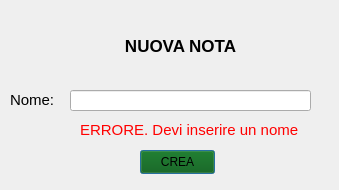
niccobarto/denote, file ui_files/NewNoteDialog.ui: the form before one commit.
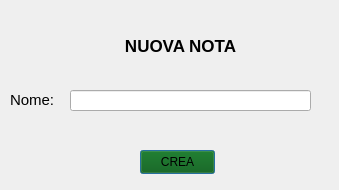
The form after the commit.

Commit message: Aggiunto il controllo che blocca la creazione di una nuova nota se il nome inserito è già utilizzato. Abbiamo utilizzato un segnale di conferma confirmCreation che trasmette il risultato (prodotto controllando la presenza del nome in NoteManager) al NewNoteDialog che confermerà la creazione chiudendosi o darà un messaggio di errore

What changed in the file:
```diff
--- a/ui_files/NewNoteDialog.ui
+++ b/ui_files/NewNoteDialog.ui
@@ -68,7 +68,7 @@
     <string notr="true">color:red;</string>
    </property>
    <property name="text">
-    <string>ERRORE. Devi inserire un nome</string>
+    <string/>
    </property>
   </widget>
   <widget class="QLineEdit" name="notetitlebox">
```
The commit also changes 7 other files.
